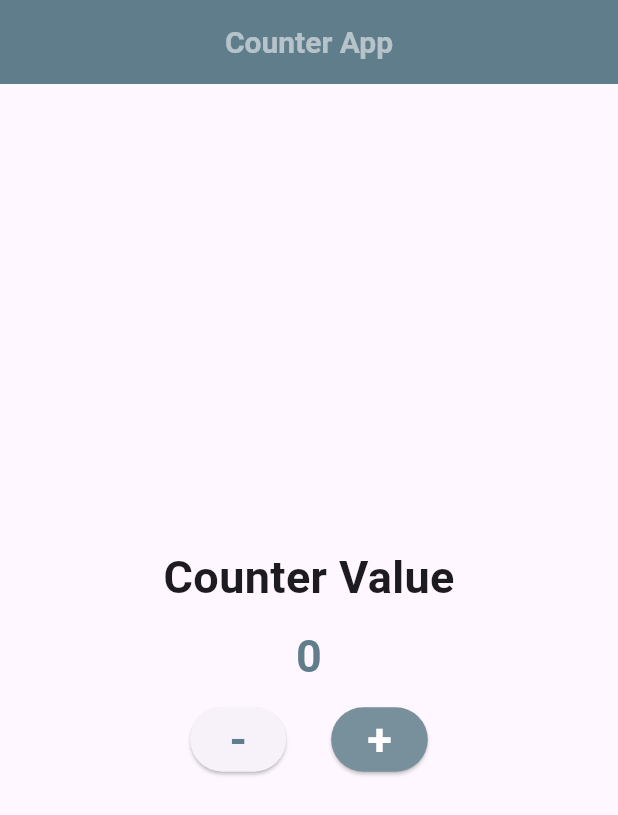
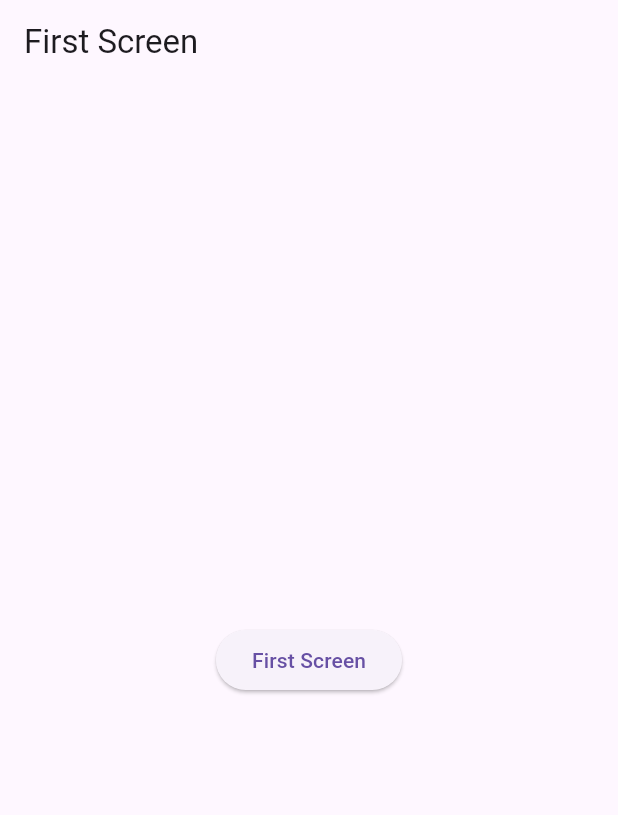
Before and after one commit to FahadMehboob/practice_project, a Flutter app: the screen it shows after launch, on a phone screen of 412 x 824 dp. Shown: the top 815 px of the screen. Run offline on Flutter 3.47's test engine with Material 3 defaults, Android fonts, the phone set to English and light mode, and no system bars.

Commit message:
practice navigation

```diff
--- a/lib/main.dart
+++ b/lib/main.dart
@@ -1,6 +1,8 @@
 import 'package:flutter/material.dart';
 import 'package:practice_project/counter_app.dart';
 import 'package:practice_project/home_screen.dart';
+import 'package:practice_project/navigation.dart';
+import 'package:practice_project/second_screen.dart';
 
 void main() {
   runApp(const MyApp());
@@ -12,9 +14,14 @@ class MyApp extends StatelessWidget {
   @override
   Widget build(BuildContext context) {
     return MaterialApp(
+      initialRoute: '/',
+      routes: {
+        '/': (context) => const NavigationScreen(),
+        '/secondscreen': (context) => const SecondScreen(),
+      },
       debugShowCheckedModeBanner: false,
       theme: ThemeData(primaryColor: Colors.amber),
-      home: const CounterApp(),
+      // home: const NavigationScreen(),
     );
   }
 }
--- /dev/null
+++ b/lib/navigation.dart
@@ -0,0 +1,21 @@
+import 'package:flutter/material.dart';
+import 'package:practice_project/second_screen.dart';
+
+class NavigationScreen extends StatelessWidget {
+  const NavigationScreen({super.key});
+  @override
+  Widget build(BuildContext context) {
+    return Scaffold(
+      appBar: AppBar(
+        title: const Text("First Screen"),
+      ),
+      body: Center(
+        child: ElevatedButton(
+            onPressed: () {
+              Navigator.pushNamed(context, '/secondscreen');
+            },
+            child: const Text("First Screen")),
+      ),
+    );
+  }
+}
```
Also changed, not shown: lib/second_screen.dart (added, +20 -0 lines).
